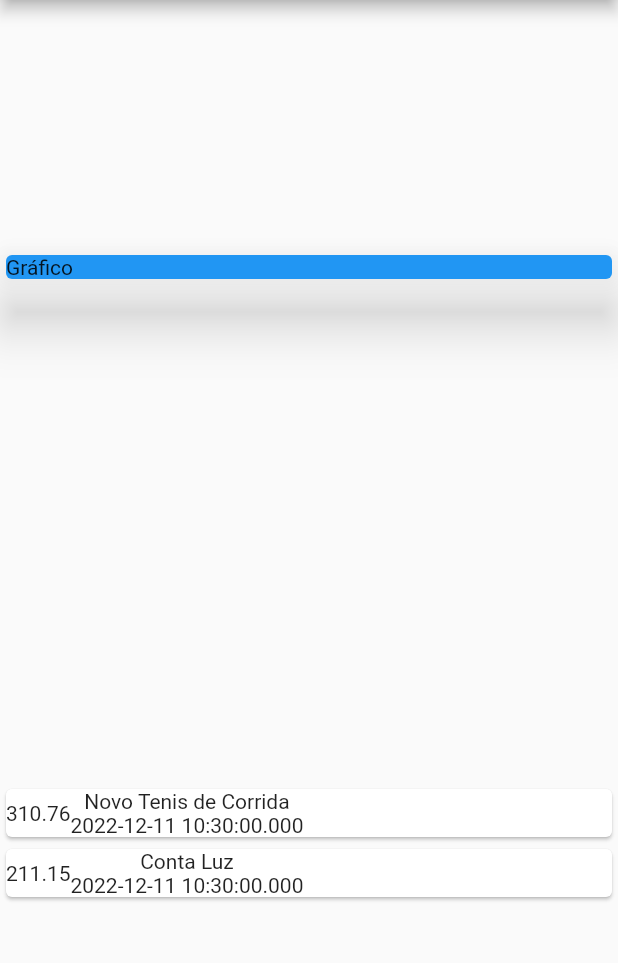
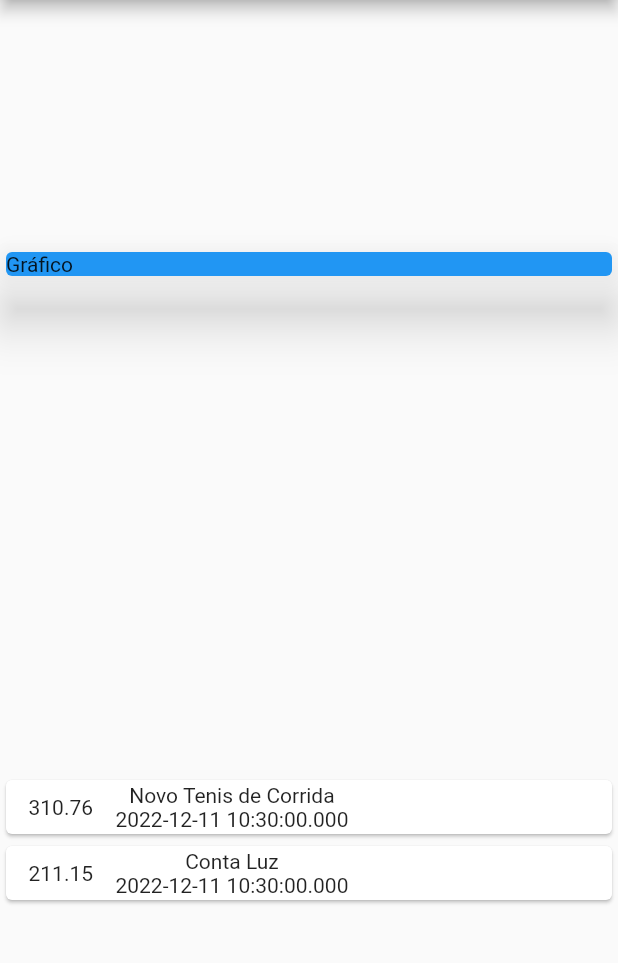
Before and after one commit to marcofontel/FlutterProject, a Flutter app: the screen it shows after launch, on a phone screen of 412 x 824 dp, the part 84-1047 px from its top. Run offline on Flutter 3.47's test engine with Material 2 defaults, Android fonts, the phone set to English and light mode, and no system bars.

Commit message:
Definindo margin horizontal e vertical

```diff
--- a/despesas/lib/main.dart
+++ b/despesas/lib/main.dart
@@ -50,6 +50,10 @@ class MyHomePage extends StatelessWidget {
                   child: Row(
                     children: <Widget>[
                       Container(
+                        margin: EdgeInsets.symmetric(
+                          horizontal: 15,
+                          vertical: 10,
+                        ),
                         child: Text(
                           e.value.toString(),
                         ),
```
